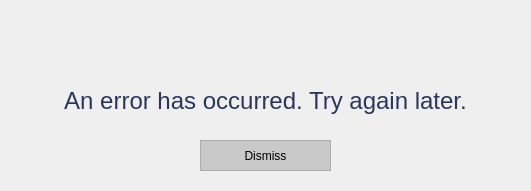
whitePenumbra/SARdrone, file Gui/Administrator/AddPilot/AddPilotError.ui: the form before one commit.
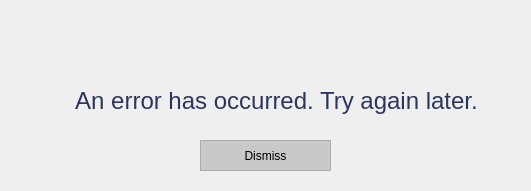
The form after the commit. Icons and pictures are not drawn.

Patch:
```diff
--- a/Gui/Administrator/AddPilot/AddPilotError.ui
+++ b/Gui/Administrator/AddPilot/AddPilotError.ui
@@ -78,12 +78,12 @@
     <string>Dismiss</string>
    </property>
   </widget>
-  <widget class="QWidget" name="">
+  <widget class="QWidget" name="layoutWidget">
    <property name="geometry">
     <rect>
      <x>20</x>
      <y>9</y>
-     <width>491</width>
+     <width>513</width>
      <height>121</height>
     </rect>
    </property>
```
